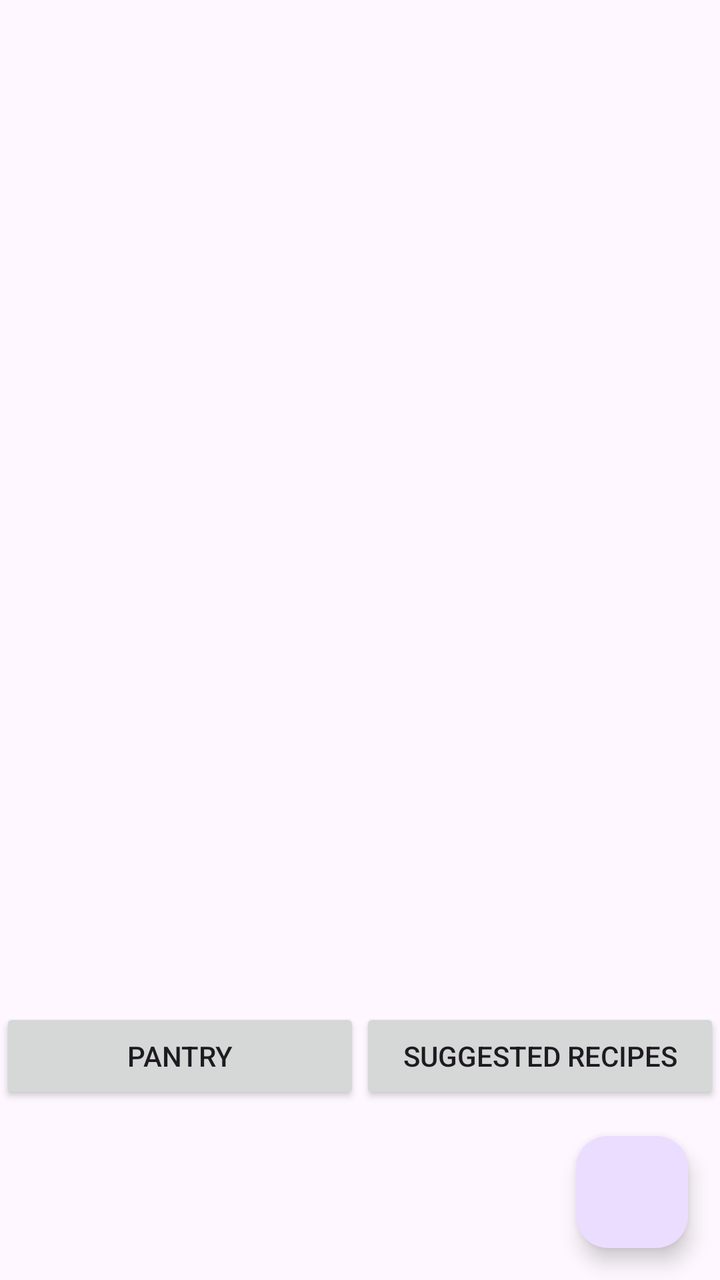
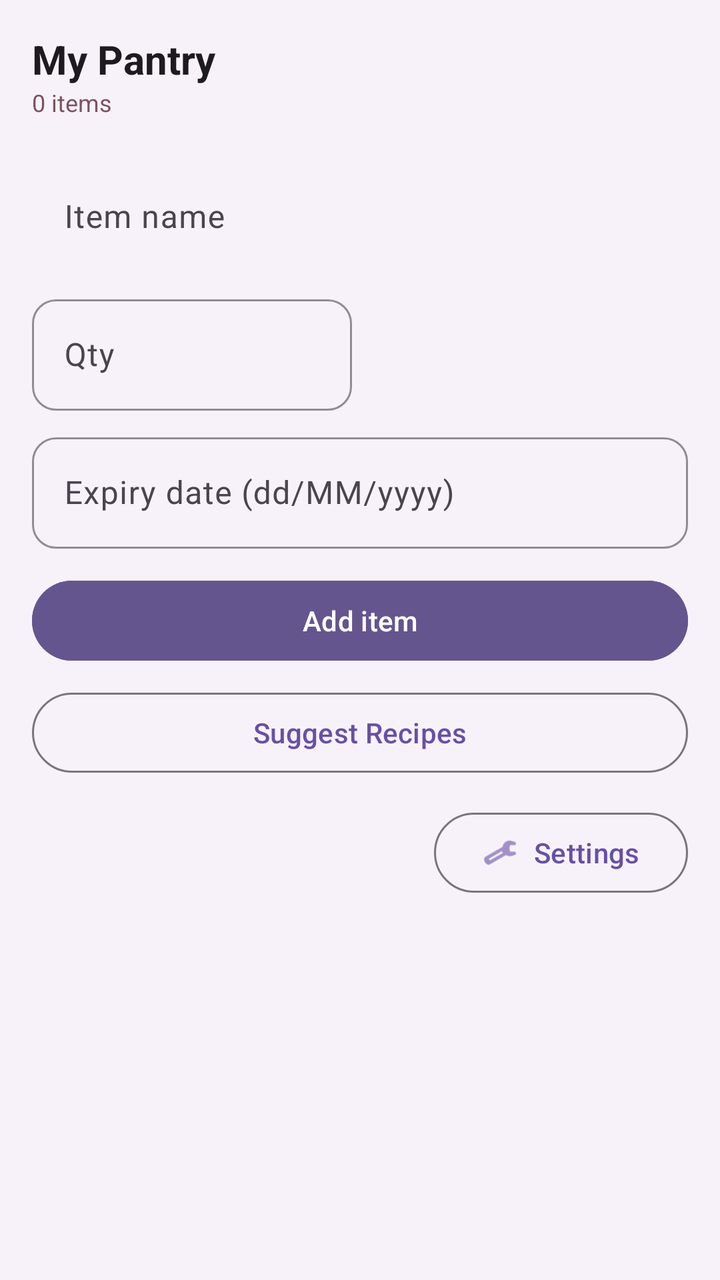

Compare the two renders of this Android layout. The source of the first and the diff that turns it into the second are given below.
<!-- AndroidManifest.xml: application theme Theme.SmartPantryManager -->
<!-- res/layout/activity_main.xml -->
<?xml version="1.0" encoding="utf-8"?>
<LinearLayout xmlns:android="http://schemas.android.com/apk/res/android"
    android:layout_width="match_parent"
    android:layout_height="match_parent"
    android:orientation="vertical">

    <androidx.recyclerview.widget.RecyclerView
        android:id="@+id/recyclerPantry"
        android:layout_width="match_parent"
        android:layout_height="0dp"
        android:layout_weight="1"
        android:padding="8dp"/>

    <LinearLayout
        android:layout_width="match_parent"
        android:layout_height="wrap_content"
        android:orientation="horizontal">

        <Button
            android:id="@+id/btnPantry"
            android:layout_width="0dp"
            android:layout_height="wrap_content"
            android:layout_weight="1"
            android:text="Pantry"/>

        <Button
            android:id="@+id/btnSuggested"
            android:layout_width="0dp"
            android:layout_height="wrap_content"
            android:layout_weight="1"
            android:text="Suggested Recipes"/>

    </LinearLayout>

    <com.google.android.material.floatingactionbutton.FloatingActionButton
        android:id="@+id/fabAdd"
        android:layout_width="wrap_content"
        android:layout_height="wrap_content"
        android:layout_gravity="end"
        android:layout_margin="16dp"
        android:contentDescription="Add"/>

</LinearLayout>
<!-- resources referenced by this layout -->
<resources>
  <style name="Theme.SmartPantryManager" parent="Base.Theme.SmartPantryManager" />
  <style name="Base.Theme.SmartPantryManager" parent="Theme.Material3.DayNight.NoActionBar">
          
          
      </style>
</resources>

<!-- the commit's change to res/layout/activity_main.xml (unified diff, before → after) -->
@@ -1,43 +1,160 @@
 <?xml version="1.0" encoding="utf-8"?>
 <LinearLayout xmlns:android="http://schemas.android.com/apk/res/android"
+    xmlns:app="http://schemas.android.com/apk/res-auto"
     android:layout_width="match_parent"
     android:layout_height="match_parent"
-    android:orientation="vertical">
+    android:orientation="vertical"
+    android:background="#F7F2FA"
+    android:padding="16dp">
 
+    
+    <LinearLayout
+        android:layout_width="match_parent"
+        android:layout_height="wrap_content"
+        android:orientation="vertical">
+
+        <TextView
+            android:layout_width="wrap_content"
+            android:layout_height="wrap_content"
+            android:text="My Pantry"
+            android:textSize="20sp"
+            android:textStyle="bold"
+            android:textColor="#1D1B20" />
+
+        <TextView
+            android:id="@+id/tvCount"
+            android:layout_width="wrap_content"
+            android:layout_height="wrap_content"
+            android:text="0 items"
+            android:textColor="#7D5260"
+            android:textSize="12sp"
+            android:layout_marginBottom="16dp" />
+    </LinearLayout>
+
+    
+    <com.google.android.material.textfield.TextInputLayout
+        android:layout_width="match_parent"
+        android:layout_height="wrap_content"
+        android:layout_marginBottom="8dp"
+        app:boxCornerRadiusTopStart="12dp"
+        app:boxCornerRadiusTopEnd="12dp"
+        app:boxCornerRadiusBottomStart="12dp"
+        app:boxCornerRadiusBottomEnd="12dp"
+        app:boxStrokeColor="#79747E">
+
+        <com.google.android.material.textfield.TextInputEditText
+            android:id="@+id/edtName"
+            android:layout_width="match_parent"
+            android:layout_height="wrap_content"
+            android:hint="Item name"
+            android:background="@android:color/transparent" />
+    </com.google.android.material.textfield.TextInputLayout>
+
+    
+    <LinearLayout
+        android:layout_width="match_parent"
+        android:layout_height="wrap_content"
+        android:orientation="horizontal"
+        android:layout_marginBottom="8dp">
+
+        <com.google.android.material.textfield.TextInputLayout
+            android:layout_width="0dp"
+            android:layout_weight="1"
+            android:layout_height="wrap_content"
+            android:layout_marginEnd="8dp"
+            app:boxCornerRadiusTopStart="12dp"
+            app:boxCornerRadiusTopEnd="12dp"
+            app:boxCornerRadiusBottomStart="12dp"
+            app:boxCornerRadiusBottomEnd="12dp"
+            app:boxStrokeColor="#79747E">
+
+            <com.google.android.material.textfield.TextInputEditText
+                android:id="@+id/edtQuantity"
+                android:layout_width="match_parent"
+                android:layout_height="wrap_content"
+                android:hint="Qty"
+                android:inputType="number" />
+        </com.google.android.material.textfield.TextInputLayout>
+
+        <Spinner
+            android:id="@+id/spUnit"
+            android:layout_width="0dp"
+            android:layout_weight="1"
+            android:layout_height="56dp"
+            android:background="@drawable/bg_outline" />
+    </LinearLayout>
+
+    
+    <com.google.android.material.textfield.TextInputLayout
+        android:layout_width="match_parent"
+        android:layout_height="wrap_content"
+        android:layout_marginBottom="12dp"
+        app:boxCornerRadiusTopStart="12dp"
+        app:boxCornerRadiusTopEnd="12dp"
+        app:boxCornerRadiusBottomStart="12dp"
+        app:boxCornerRadiusBottomEnd="12dp"
+        app:boxStrokeColor="#79747E">
+
+        <com.google.android.material.textfield.TextInputEditText
+            android:id="@+id/edtExpiry"
+            android:layout_width="match_parent"
+            android:layout_height="wrap_content"
+            android:hint="Expiry date (dd/MM/yyyy)" />
+    </com.google.android.material.textfield.TextInputLayout>
+
+    
+    <com.google.android.material.button.MaterialButton
+        android:id="@+id/btnAdd"
+        android:layout_width="match_parent"
+        android:layout_height="wrap_content"
+        android:text="Add item"
+        android:textAllCaps="false"
+        app:cornerRadius="24dp"
+        android:backgroundTint="#65558F" />
+
+    
+    <com.google.android.material.button.MaterialButton
+        android:id="@+id/btnSuggest"
+        style="@style/Widget.Material3.Button.OutlinedButton"
+        android:layout_width="match_parent"
+        android:layout_height="wrap_content"
+        android:text="Suggest Recipes"
+        android:textAllCaps="false"
+        android:layout_marginTop="8dp"
+        app:cornerRadius="24dp"
+        app:strokeColor="#79747E" />
+
+    
+    <LinearLayout
+        android:layout_width="match_parent"
+        android:layout_height="wrap_content"
+        android:orientation="horizontal"
+        android:gravity="end"
+        android:layout_marginTop="12dp"
+        android:layout_marginBottom="4dp">
+
+        <com.google.android.material.button.MaterialButton
+            android:id="@+id/btnSettings"
+            style="@style/Widget.Material3.Button.OutlinedButton"
+            android:layout_width="wrap_content"
+            android:layout_height="wrap_content"
+            android:text="Settings"
+            android:textAllCaps="false"
+            app:icon="@android:drawable/ic_menu_preferences"
+            app:iconPadding="8dp"
+            app:cornerRadius="20dp"
+            app:strokeColor="#79747E"
+            android:contentDescription="Open settings" />
+    </LinearLayout>
+
+    
     <androidx.recyclerview.widget.RecyclerView
-        android:id="@+id/recyclerPantry"
+        android:id="@+id/recyclerView"
         android:layout_width="match_parent"
         android:layout_height="0dp"
         android:layout_weight="1"
-        android:padding="8dp"/>
-
-    <LinearLayout
-        android:layout_width="match_parent"
-        android:layout_height="wrap_content"
-        android:orientation="horizontal">
-
-        <Button
-            android:id="@+id/btnPantry"
-            android:layout_width="0dp"
-            android:layout_height="wrap_content"
-            android:layout_weight="1"
-            android:text="Pantry"/>
-
-        <Button
-            android:id="@+id/btnSuggested"
-            android:layout_width="0dp"
-            android:layout_height="wrap_content"
-            android:layout_weight="1"
-            android:text="Suggested Recipes"/>
-
-    </LinearLayout>
-
-    <com.google.android.material.floatingactionbutton.FloatingActionButton
-        android:id="@+id/fabAdd"
-        android:layout_width="wrap_content"
-        android:layout_height="wrap_content"
-        android:layout_gravity="end"
-        android:layout_margin="16dp"
-        android:contentDescription="Add"/>
+        android:layout_marginTop="8dp"
+        android:clipToPadding="false"
+        android:paddingBottom="8dp" />
 
 </LinearLayout>
<!-- resource entries referenced after the edit -->
@@ -1,5 +1,10 @@
 <!-- resources referenced by this layout -->
 <resources>
+  <!-- drawable bg_outline (drawable) -->
+  <?xml version="1.0" encoding="utf-8"?>
+  <selector xmlns:android="http://schemas.android.com/apk/res/android">
+  
+  </selector>
   <style name="Theme.SmartPantryManager" parent="Base.Theme.SmartPantryManager" />
   <style name="Base.Theme.SmartPantryManager" parent="Theme.Material3.DayNight.NoActionBar">
           
